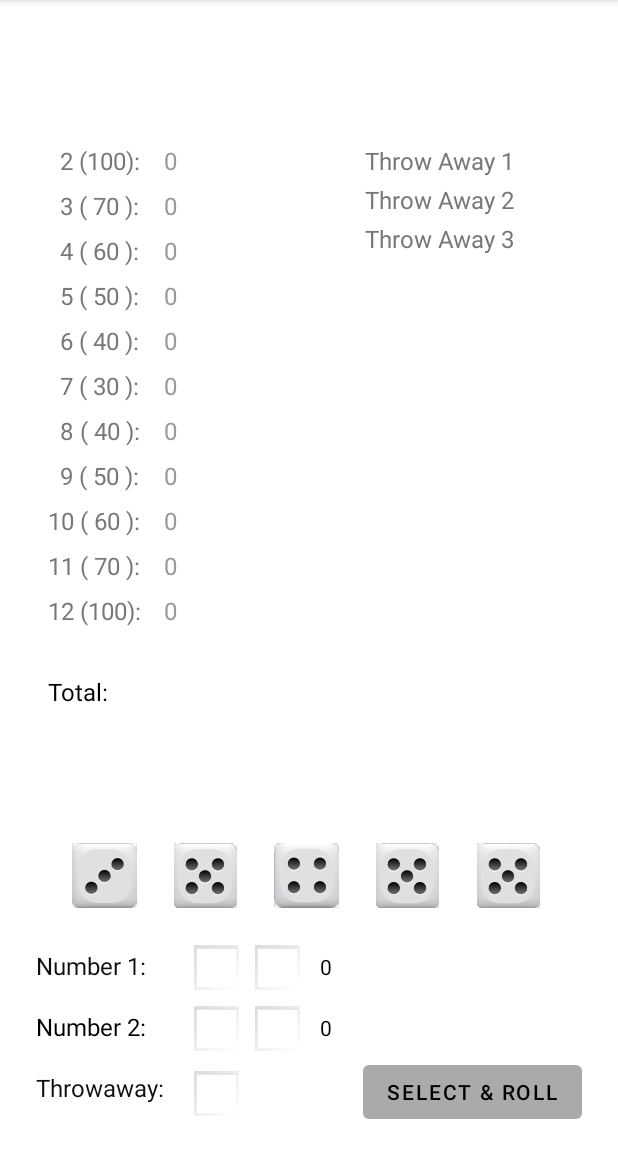
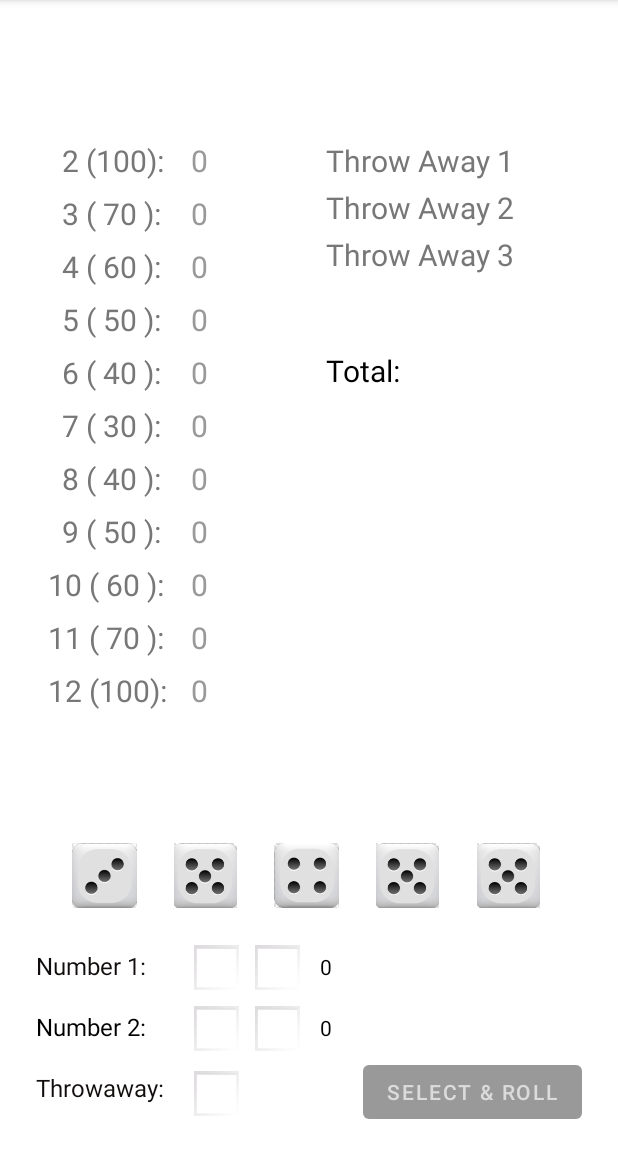
Before and after one commit to Ferch04/SolitaireDiceApp, an Android app: the screen it shows after launch (MainActivity), after a tap on "START", on a phone screen of 412 x 824 dp, the part 84-1236 px from its top. Run offline under Robolectric (Android 15) with nearby library versions, the phone set to English and light mode, and no system bars.

Commit message:
Size of text, color of button when enable and disable. Total text changed of size.

```diff
--- a/app/src/main/java/codecademy/com/solitairedice/MainActivity.java
+++ b/app/src/main/java/codecademy/com/solitairedice/MainActivity.java
@@ -153,6 +153,16 @@ public class MainActivity extends AppCompatActivity implements View.OnClickListe
                 break;
         }
     }
+    public void RollDiceStatus(boolean state){
+        Button roll = findViewById(R.id.rollDices);
+        roll.setEnabled(state);
+
+        if(state){
+            roll.setBackgroundColor(getResources().getColor(R.color.black_1));
+        } else {
+            roll.setBackgroundColor(getResources().getColor(R.color.gray_99));
+        }
+    }
     public void ShowMessage(String message){
         AlertDialog alert = new AlertDialog.Builder(MainActivity.this).create();
         alert.setMessage(message);
@@ -166,8 +176,7 @@ public class MainActivity extends AppCompatActivity implements View.OnClickListe
         alert.show();
     }
     public void EndGame(){
-        Button roll = findViewById(R.id.rollDices);
-        roll.setEnabled(false);
+        RollDiceStatus(false);
         ShowMessage("End of Game" +
                 "Score: " + scoring.TotalScore());
     }
@@ -225,6 +234,7 @@ public class MainActivity extends AppCompatActivity implements View.OnClickListe
             }else if( tag == 0){
                 throwA.setTag(num);
                 throwA.setText(scoring.GetThrowAway(num));
+                throwA.setTextColor(getResources().getColor(R.color.black));
                 break;
             }
         }
@@ -260,7 +270,6 @@ public class MainActivity extends AppCompatActivity implements View.OnClickListe
         IsFreeThrow();
     }
     public void cleanChoices(){
-        Button roll = findViewById(R.id.rollDices);
         // removing selection of choices
         for (ImageView imChosenDice : imChosenDices) {
             imChosenDice.setTag((int)0);
@@ -268,7 +277,7 @@ public class MainActivity extends AppCompatActivity implements View.OnClickListe
         }
         iDices.clear();
         chosenDices = 0;
-        roll.setEnabled(false);
+        RollDiceStatus(false);
     }
 
 
@@ -314,13 +323,12 @@ public class MainActivity extends AppCompatActivity implements View.OnClickListe
 
 
     public void setEnableRoll(){
-        Button roll = findViewById(R.id.rollDices);
         if (chosenDices == imChosenDices.length){
-            roll.setEnabled(true);
+            RollDiceStatus(true);
             currentState = rollState.Chosen;
         }
         else{
-            roll.setEnabled(false);
+            RollDiceStatus(false);
             currentState = rollState.Rolled;
         }
     }
--- a/app/src/main/java/codecademy/com/solitairedice/Scoring.java
+++ b/app/src/main/java/codecademy/com/solitairedice/Scoring.java
@@ -1,11 +1,7 @@
 package codecademy.com.solitairedice;
 
-import android.util.Log;
-
-import java.util.Dictionary;
 import java.util.Enumeration;
 import java.util.Hashtable;
-import java.util.Objects;
 
 public class Scoring {
     private class Score {
@@ -43,35 +39,39 @@ public class Scoring {
         Finish
     };
 
-    Dictionary<Integer, Score> dicScore  = new Hashtable<Integer, Score>();
+    Hashtable<Integer, Score> hasScore = new Hashtable<Integer, Score>();
     Hashtable<Integer, String> hashThrowAway = new Hashtable<Integer, String>();
     ScoreState state;
 
     public void NewScore(){
         state = ScoreState.Starting;
 
-        dicScore.put( 2, new Score(2, 100));
-        dicScore.put( 3, new Score(3, 70));
-        dicScore.put( 4, new Score(4, 60));
-        dicScore.put( 5, new Score(5, 50));
-        dicScore.put( 6, new Score(6, 40));
-        dicScore.put( 7, new Score(7, 30));
-        dicScore.put( 8, new Score(8, 40));
-        dicScore.put( 9, new Score(9, 50));
-        dicScore.put( 10, new Score(10, 60));
-        dicScore.put( 11, new Score(11, 70));
-        dicScore.put( 12, new Score(12, 100));
+        hasScore.put( 2, new Score(2, 100));
+        hasScore.put( 3, new Score(3, 70));
+        hasScore.put( 4, new Score(4, 60));
+        hasScore.put( 5, new Score(5, 50));
+        hasScore.put( 6, new Score(6, 40));
+        hasScore.put( 7, new Score(7, 30));
+        hasScore.put( 8, new Score(8, 40));
+        hasScore.put( 9, new Score(9, 50));
+        hasScore.put( 10, new Score(10, 60));
+        hasScore.put( 11, new Score(11, 70));
+        hasScore.put( 12, new Score(12, 100));
     }
     public String TotalScore(){
         int total = 0;
 
-        Enumeration keys = dicScore.keys();
+        Enumeration keys = hasScore.keys();
 
         while(keys.hasMoreElements()){
-            total += dicScore.get(keys.nextElement()).Sum;
+            total += hasScore.get(keys.nextElement()).Sum;
         }
 
         return String.valueOf(total);
+    }
+    public void ClearScore(){
+        hashThrowAway.clear();
+        hasScore.clear();
     }
 
     private int GetNumOfThrowAway(String text){
@@ -89,7 +89,7 @@ public class Scoring {
         return hashThrowAway.get(num);
     }
     public int GetCount(int num){
-        return (dicScore.get(num)).Count;
+        return (hasScore.get(num)).Count;
     }
     public boolean IsThrowAway(int num){
         return hashThrowAway.containsKey(num);
@@ -118,7 +118,7 @@ public class Scoring {
     }
     public void AddNewNumber(int num){
         if( 2 <= num && num <= 12 ) {
-            Score auxScore = dicScore.get(num);
+            Score auxScore = hasScore.get(num);
             auxScore.PlusOne();
         }
     }
--- a/app/src/main/res/layout/activity_main.xml
+++ b/app/src/main/res/layout/activity_main.xml
@@ -193,9 +193,9 @@
         android:layout_marginRight="24dp"
         android:layout_marginBottom="16dp"
         android:text="Start"
-        android:textColor="@color/black"
+        android:textColor="@color/white_1"
         android:textColorHint="@color/teal_200"
-        app:backgroundTint="@android:color/darker_gray"
+        app:backgroundTint="@color/black"
         app:layout_constraintBottom_toBottomOf="parent"
         app:layout_constraintEnd_toEndOf="parent" />
 
@@ -269,7 +269,7 @@
 
         <LinearLayout
             android:id="@+id/LayoutText"
-            android:layout_width="93dp"
+            android:layout_width="111dp"
             android:layout_height="wrap_content"
             android:orientation="vertical">
 
@@ -283,7 +283,7 @@
                 android:layout_marginBottom="4dp"
                 android:text="  2 (100): "
                 android:textColor="@color/gray_7"
-                android:textSize="16sp"
+                android:textSize="20sp"
                 android:visibility="visible" />
 
             <TextView
@@ -296,7 +296,7 @@
                 android:layout_marginBottom="4dp"
                 android:text="  3 ( 70 ):"
                 android:textColor="@color/gray_7"
-                android:textSize="16sp"
+                android:textSize="20sp"
                 android:visibility="visible" />
 
             <TextView
@@ -309,7 +309,7 @@
                 android:layout_marginBottom="4dp"
                 android:text="  4 ( 60 ):"
                 android:textColor="@color/gray_7"
-                android:textSize="16sp"
+                android:textSize="20sp"
                 android:visibility="visible" />
 
             <TextView
@@ -322,7 +322,7 @@
                 android:layout_marginBottom="4dp"
                 android:text="  5 ( 50 ):"
                 android:textColor="@color/gray_7"
-                android:textSize="16sp"
+                android:textSize="20sp"
                 android:visibility="visible" />
 
             <TextView
@@ -335,7 +335,7 @@
                 android:layout_marginBottom="4dp"
                 android:text="  6 ( 40 ): "
                 android:textColor="@color/gray_7"
-                android:textSize="16sp"
+                android:textSize="20sp"
                 android:visibility="visible" />
 
             <TextView
@@ -348,7 +348,7 @@
                 android:layout_marginBottom="4dp"
                 android:text="  7 ( 30 ):"
                 android:textColor="@color/gray_7"
-                android:textSize="16sp"
+                android:textSize="20sp"
                 android:visibility="visible" />
 
             <TextView
@@ -361,7 +361,7 @@
                 android:layout_marginBottom="4dp"
                 android:text="  8 ( 40 ):"
                 android:textColor="@color/gray_7"
-                android:textSize="16sp"
+                android:textSize="20sp"
                 android:visibility="visible" />
 
             <TextView
@@ -374,7 +374,7 @@
                 android:layout_marginBottom="4dp"
                 android:text="  9 ( 50 ):"
                 android:textColor="@color/gray_7"
-                android:textSize="16sp"
+                android:textSize="20sp"
                 android:visibility="visible" />
 
             <TextView
@@ -387,7 +387,7 @@
                 android:layout_marginBottom="4dp"
                 android:text="10 ( 60 ): "
                 android:textColor="@color/gray_7"
-                android:textSize="16sp"
+                android:textSize="20sp"
                 android:visibility="visible" />
 
             <TextView
@@ -400,7 +400,7 @@
                 android:layout_marginBottom="4dp"
                 android:text="11 ( 70 ):"
                 android:textColor="@color/gray_7"
-                android:textSize="16sp"
+                android:textSize="20sp"
                 android:visibility="visible" />
 
             <TextView
@@ -410,25 +410,15 @@
                 android:layout_marginStart="16dp"
                 android:layout_marginLeft="16dp"
                 android:layout_marginTop="4dp"
-                android:layout_marginBottom="32dp"
                 android:text="12 (100):"
                 android:textColor="@color/gray_7"
-                android:textSize="16sp"
+                android:textSize="20sp"
                 android:visibility="visible" />
 
-            <TextView
-                android:id="@+id/textTotalScore"
-                android:layout_width="match_parent"
-                android:layout_height="wrap_content"
-                android:layout_marginStart="16dp"
-                android:layout_marginLeft="16dp"
-                android:text="Total:"
-                android:textColor="@color/black"
-                android:textSize="16sp" />
         </LinearLayout>
 
         <LinearLayout
-            android:layout_width="134dp"
+            android:layout_width="90dp"
             android:layout_height="match_parent"
             android:orientation="vertical">
 
@@ -438,10 +428,9 @@
                 android:layout_height="wrap_content"
                 android:layout_marginTop="4dp"
                 android:layout_marginBottom="4dp"
-                android:layout_weight="1"
                 android:text="0"
                 android:textColor="@color/gray_99"
-                android:textSize="16sp" />
+                android:textSize="20sp" />
 
             <TextView
                 android:id="@+id/textNumberThree"
@@ -449,10 +438,9 @@
                 android:layout_height="wrap_content"
                 android:layout_marginTop="4dp"
                 android:layout_marginBottom="4dp"
-                android:layout_weight="1"
                 android:text="0"
                 android:textColor="@color/gray_99"
-                android:textSize="16sp" />
+                android:textSize="20sp" />
 
             <TextView
                 android:id="@+id/textNumberFour"
@@ -460,10 +448,9 @@
                 android:layout_height="wrap_content"
                 android:layout_marginTop="4dp"
                 android:layout_marginBottom="4dp"
-                android:layout_weight="1"
                 android:text="0"
                 android:textColor="@color/gray_99"
-                android:textSize="16sp" />
+                android:textSize="20sp" />
 
             <TextView
                 android:id="@+id/textNumberFive"
@@ -471,10 +458,9 @@
                 android:layout_height="wrap_content"
                 android:layout_marginTop="4dp"
                 android:layout_marginBottom="4dp"
-                android:layout_weight="1"
                 android:text="0"
                 android:textColor="@color/gray_99"
-                android:textSize="16sp" />
+                android:textSize="20sp" />
 
             <TextView
                 android:id="@+id/textNumberSix"
@@ -482,10 +468,9 @@
                 android:layout_height="wrap_content"
                 android:layout_marginTop="4dp"
                 android:layout_marginBottom="4dp"
-                android:layout_weight="1"
                 android:text="0"
                 android:textColor="@color/gray_99"
-                android:textSize="16sp" />
+                android:textSize="20sp" />
 
             <TextView
                 android:id="@+id/textNumberSeven"
@@ -493,10 +478,9 @@
                 android:layout_height="wrap_content"
                 android:layout_marginTop="4dp"
                 android:layout_marginBottom="4dp"
-                android:layout_weight="1"
                 android:text="0"
                 android:textColor="@color/gray_99"
-                android:textSize="16sp" />
+                android:textSize="20sp" />
 
             <TextView
                 android:id="@+id/textNumberEight"
@@ -504,10 +488,9 @@
                 android:layout_height="wrap_content"
                 android:layout_marginTop="4dp"
                 android:layout_marginBottom="4dp"
-                android:layout_weight="1"
                 android:text="0"
                 android:textColor="@color/gray_99"
-                android:textSize="16sp" />
+                android:textSize="20sp" />
 
             <TextView
                 android:id="@+id/textNumberNine"
@@ -515,10 +498,9 @@
                 android:layout_height="wrap_content"
                 android:layout_marginTop="4dp"
                 android:layout_marginBottom="4dp"
-                android:layout_weight="1"
                 android:text="0"
                 android:textColor="@color/gray_99"
-                android:textSize="16sp" />
+                android:textSize="20sp" />
 
             <TextView
                 android:id="@+id/textNumberTen"
@@ -526,10 +508,9 @@
                 android:layout_height="wrap_content"
                 android:layout_marginTop="4dp"
                 android:layout_marginBottom="4dp"
-                android:layout_weight="1"
                 android:text="0"
                 android:textColor="@color/gray_99"
-                android:textSize="16sp" />
+                android:textSize="20sp" />
 
             <TextView
                 android:id="@+id/textNumberEleven"
@@ -537,29 +518,25 @@
                 android:layout_height="wrap_content"
                 android:layout_marginTop="4dp"
                 android:layout_marginBottom="4dp"
-                android:layout_weight="1"
                 android:text="0"
                 android:textColor="@color/gray_99"
-                android:textSize="16sp" />
+                android:textSize="20sp" />
 
             <TextView
                 android:id="@+id/textNumberTwelve"
                 android:layout_width="match_parent"
                 android:layout_height="wrap_content"
                 android:layout_marginTop="4dp"
-                android:layout_marginBottom="53dp"
-                android:layout_weight="1"
                 android:text="0"
                 android:textColor="@color/gray_99"
-                android:textSize="16sp" />
+                android:textSize="20sp" />
 
         </LinearLayout>
 
         <LinearLayout
             android:id="@+id/LayoutThrows"
-            android:layout_width="wrap_content"
-            android:layout_height="wrap_content"
-            android:layout_marginBottom="253dp"
+            android:layout_width="match_parent"
+            android:layout_height="match_parent"
             android:orientation="vertical">
 
             <TextView
@@ -569,7 +546,7 @@
                 android:layout_marginTop="4dp"
                 android:text="Throw Away 1"
                 android:textColor="@color/gray_7"
-                android:textSize="16sp" />
+                android:textSize="20sp" />
 
             <TextView
                 android:id="@+id/textThrowAwTwo"
@@ -578,17 +555,37 @@
                 android:layout_marginTop="4dp"
                 android:text="Throw Away 2"
                 android:textColor="@color/gray_7"
-                android:textSize="16sp" />
+                android:textSize="20sp" />
 
             <TextView
                 android:id="@+id/textThrowAwThree"
                 android:layout_width="match_parent"
                 android:layout_height="wrap_content"
                 android:layout_marginTop="4dp"
+                android:layout_marginBottom="50dp"
                 android:text="Throw Away 3"
                 android:textColor="@color/gray_7"
-                android:textSize="16sp" />
+                android:textSize="20sp" />
+
+            <LinearLayout
+                android:layout_width="match_parent"
+                android:layout_height="242dp"
+                android:layout_gravity="bottom"
+                android:layout_marginBottom="0dp"
+                android:orientation="vertical">
+
+                <TextView
+                    android:id="@+id/textTotalScore"
+                    android:layout_width="match_parent"
+                    android:layout_height="wrap_content"
+                    android:layout_gravity="bottom|end"
+                    android:text="Total:"
+                    android:textColor="@color/black"
+                    android:textSize="20sp" />
+            </LinearLayout>
+
         </LinearLayout>
+
     </LinearLayout>
 
 </androidx.constraintlayout.widget.ConstraintLayout>
--- a/app/src/main/res/values/colors.xml
+++ b/app/src/main/res/values/colors.xml
@@ -12,4 +12,5 @@
     <color name="gray_5">#555555</color>
     <color name="black_3">#333333</color>
     <color name="black_1">#111111</color>
+    <color name="white_1">#DBDBDB</color>
 </resources>
```
